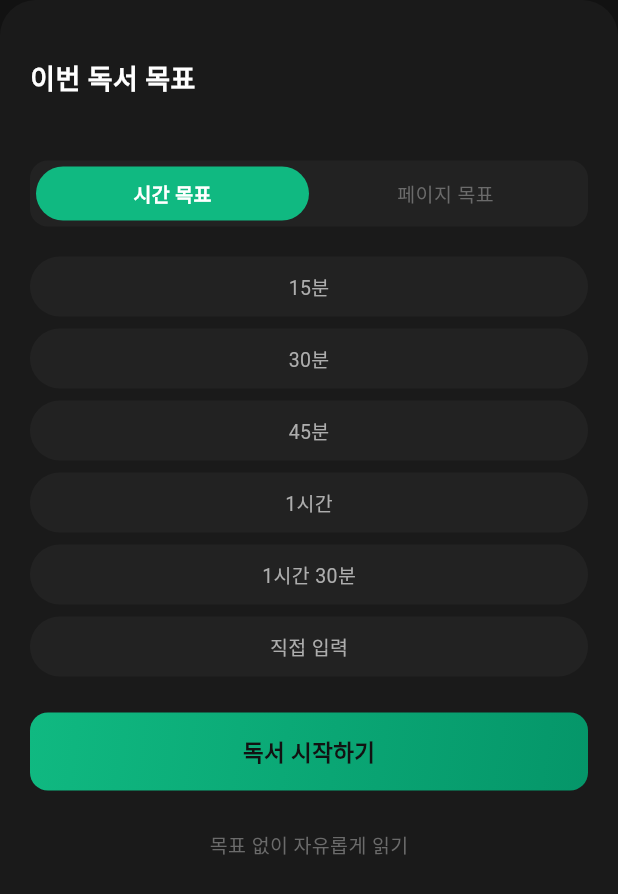
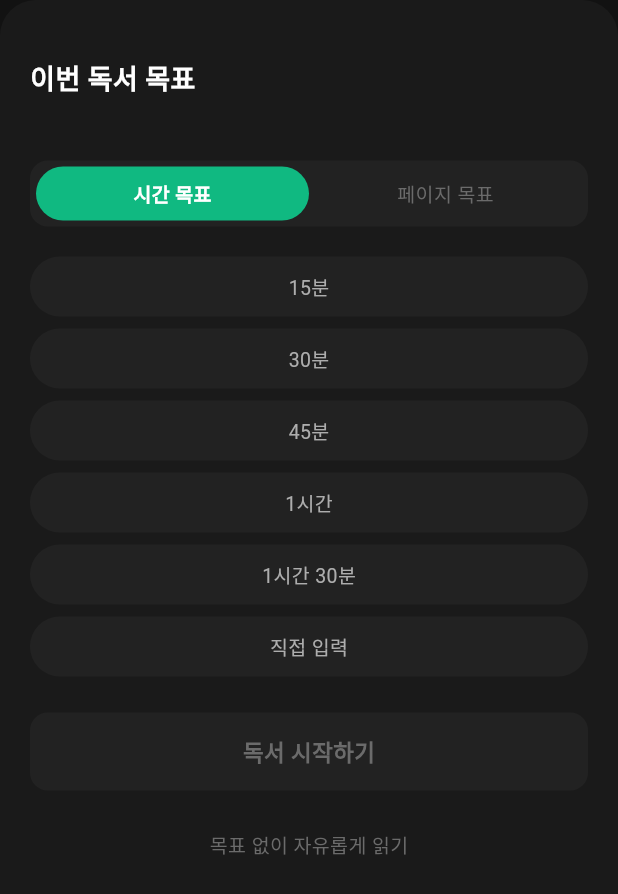
Before and after one commit to choys9662-create/chorok_mvp, a Flutter app: the SessionGoalSheet widget shown alone on an empty page, opened directly with empty values, on a phone screen of 412 x 824 dp. Shown: the top 894 px of the screen. Run offline on Flutter 3.47's test engine with Material 3 defaults, Android fonts, the phone set to English and light mode, and no system bars; our stand-ins replace app_links, cached_network_image, figma_squircle, fl_chart, flutter_dotenv, flutter_riverpod and 10 more; missing offline and left inert: mobile_scanner; accounts and stored records are empty; project files that could hold a hidden picture were left out.

Commit message:
ux: 세션 목표 시트 제출 버튼 비활성 상태 추가

```diff
--- a/lib/features/timer/widget/session_goal_sheet.dart
+++ b/lib/features/timer/widget/session_goal_sheet.dart
@@ -74,6 +74,7 @@ class _SessionGoalSheetState extends State<SessionGoalSheet> {
   @override
   Widget build(BuildContext context) {
     final bottomInset = MediaQuery.of(context).viewInsets.bottom;
+    final canSubmit = _buildGoal() != null;
 
     return Container(
       decoration: ShapeDecoration(
@@ -162,18 +163,21 @@ class _SessionGoalSheetState extends State<SessionGoalSheet> {
                 label: '독서 시작',
                 button: true,
                 child: GestureDetector(
-                  onTap: _submit,
-                  child: Container(
+                  onTap: canSubmit ? _submit : null,
+                  child: AnimatedContainer(
+                    duration: const Duration(milliseconds: 200),
+                    curve: Curves.easeOutCubic,
                     height: 52,
                     alignment: Alignment.center,
                     decoration: AppTheme.smoothBox(
-                      gradient: AppTheme.greenGradient,
+                      gradient: canSubmit ? AppTheme.greenGradient : null,
+                      color: canSubmit ? null : context.appCardElevated,
                       radius: AppTheme.radiusMD,
                     ),
                     child: Text(
                       '독서 시작하기',
                       style: AppTheme.bodyLarge.copyWith(
-                        color: context.appBg,
+                        color: canSubmit ? context.appBg : context.appTextTertiary,
                         fontWeight: FontWeight.w700,
                       ),
                     ),
```
